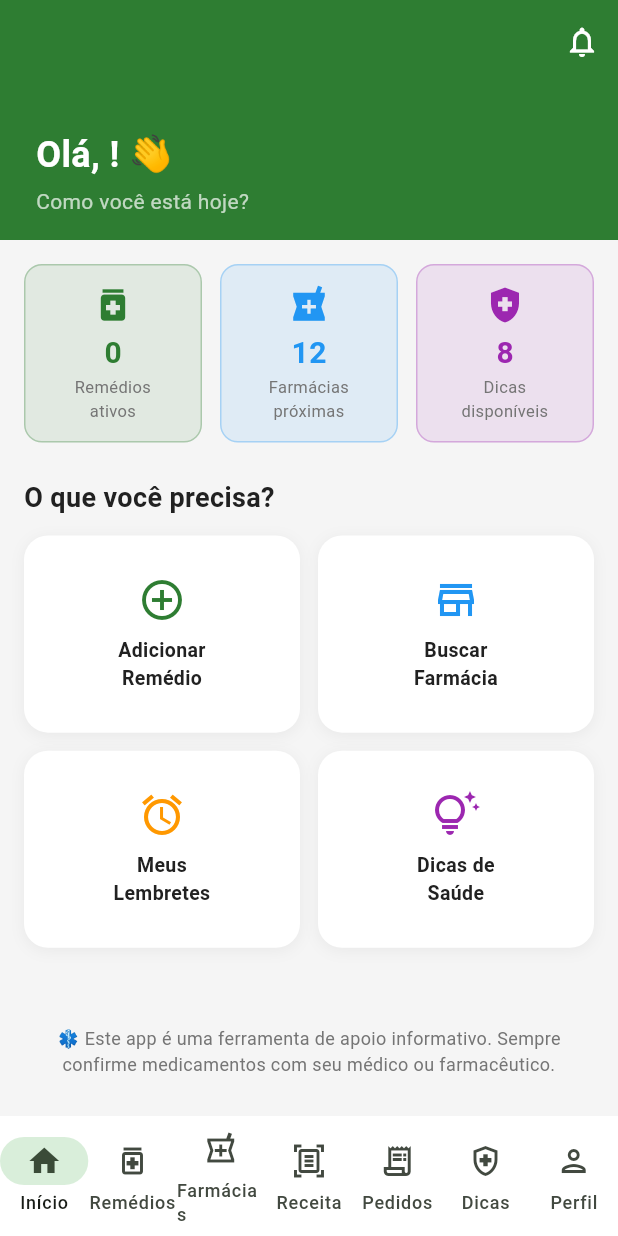
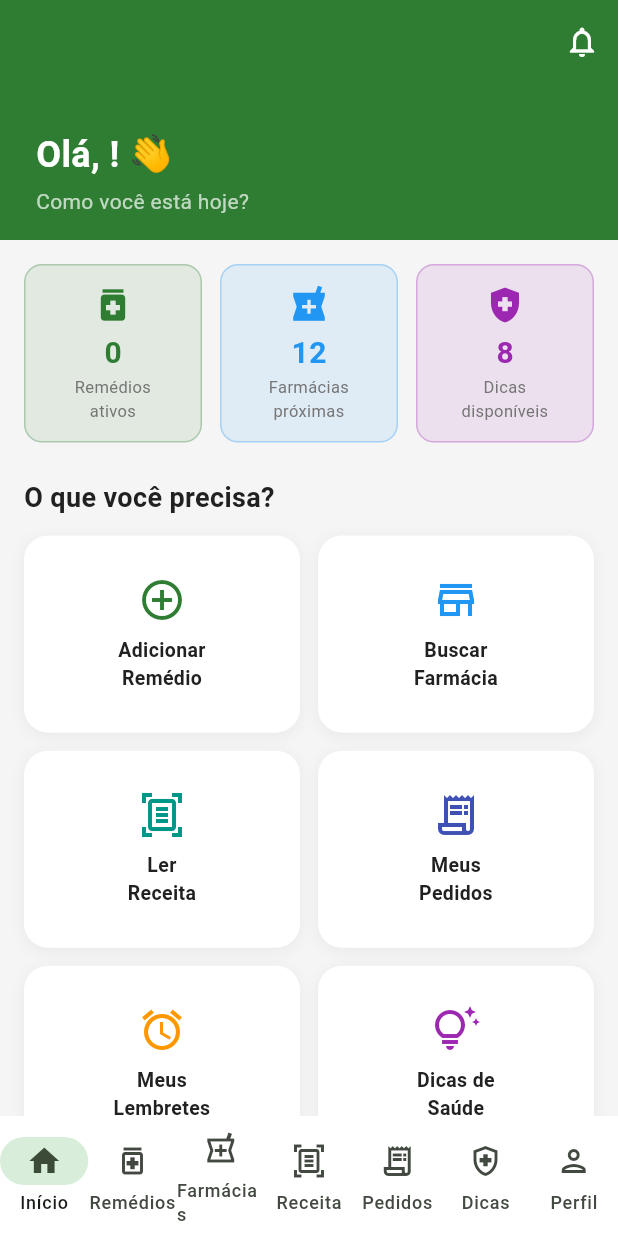
Before and after one commit to Sandro-TATTOO/farmacia-facil, a Flutter app: the HomeScreen screen opened by its route, on a phone screen of 412 x 824 dp. Run offline on Flutter 3.47's test engine with Material 3 defaults, Android fonts, the phone set to English and light mode, and no system bars; our stand-ins replace cloud_firestore, firebase_auth, firebase_core, flutter_riverpod, go_router, google_generative_ai and 1 more; accounts and stored records are empty.

Commit message:
Adicionar botoes Ler Receita e Meus Pedidos na Home

```diff
--- a/lib/screens/user/home_screen.dart
+++ b/lib/screens/user/home_screen.dart
@@ -165,6 +165,18 @@ class HomeScreen extends ConsumerWidget {
                       label: 'Buscar\nFarmácia',
                       color: Colors.blue,
                       onTap: () => context.go('/pharmacies'),
+                    ),
+                    _ActionCard(
+                      icon: Icons.document_scanner_outlined,
+                      label: 'Ler\nReceita',
+                      color: Colors.teal,
+                      onTap: () => context.go('/prescription'),
+                    ),
+                    _ActionCard(
+                      icon: Icons.receipt_long_outlined,
+                      label: 'Meus\nPedidos',
+                      color: Colors.indigo,
+                      onTap: () => context.go('/orders'),
                     ),
                     _ActionCard(
                       icon: Icons.alarm_outlined,
```
